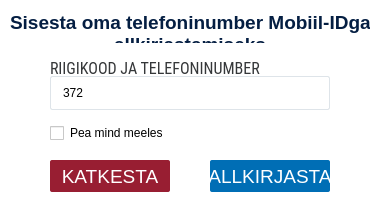
The window that client/dialogs/MobileDialog.ui (open-eid/DigiDoc4-Client) describes before a commit, drawn with Qt 5.
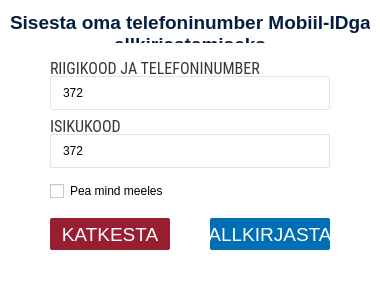
The same window after the commit.

Commit message:
Improvements in style and UX (#15)
- Accordion reordered
- Download/save buttons on myEid photo
- First run screen shown when application first executed
- Coat of arms svg

```diff
--- a/client/dialogs/MobileDialog.ui
+++ b/client/dialogs/MobileDialog.ui
@@ -7,7 +7,7 @@
     <x>0</x>
     <y>0</y>
     <width>380</width>
-    <height>210</height>
+    <height>282</height>
    </rect>
   </property>
   <property name="windowTitle">
@@ -24,7 +24,7 @@
    <property name="geometry">
     <rect>
      <x>50</x>
-     <y>160</y>
+     <y>218</y>
      <width>120</width>
      <height>32</height>
     </rect>
@@ -71,7 +71,7 @@
    <property name="geometry">
     <rect>
      <x>210</x>
-     <y>160</y>
+     <y>218</y>
      <width>120</width>
      <height>32</height>
     </rect>
@@ -183,7 +183,7 @@
    <property name="geometry">
     <rect>
      <x>50</x>
-     <y>123</y>
+     <y>181</y>
      <width>131</width>
      <height>20</height>
     </rect>
@@ -199,6 +199,50 @@
     <string>Pea mind meeles</string>
    </property>
   </widget>
+  <widget class="QLabel" name="labelIdCode">
+   <property name="geometry">
+    <rect>
+     <x>50</x>
+     <y>118</y>
+     <width>241</width>
+     <height>16</height>
+    </rect>
+   </property>
+   <property name="font">
+    <font>
+     <family>Roboto Condensed</family>
+     <pointsize>12</pointsize>
+    </font>
+   </property>
+   <property name="styleSheet">
+    <string notr="true">color: #353739;</string>
+   </property>
+   <property name="text">
+    <string>ISIKUKOOD</string>
+   </property>
+  </widget>
+  <widget class="QLineEdit" name="idCode">
+   <property name="geometry">
+    <rect>
+     <x>50</x>
+     <y>134</y>
+     <width>280</width>
+     <height>34</height>
+    </rect>
+   </property>
+   <property name="styleSheet">
+    <string notr="true">padding: 0px 10px;
+border: 1px solid #DEE4E9;
+border-radius: 2px;
+</string>
+   </property>
+   <property name="text">
+    <string>372</string>
+   </property>
+   <property name="echoMode">
+    <enum>QLineEdit::Normal</enum>
+   </property>
+  </widget>
  </widget>
  <resources/>
  <connections/>
```
The commit also changes 24 other files.
